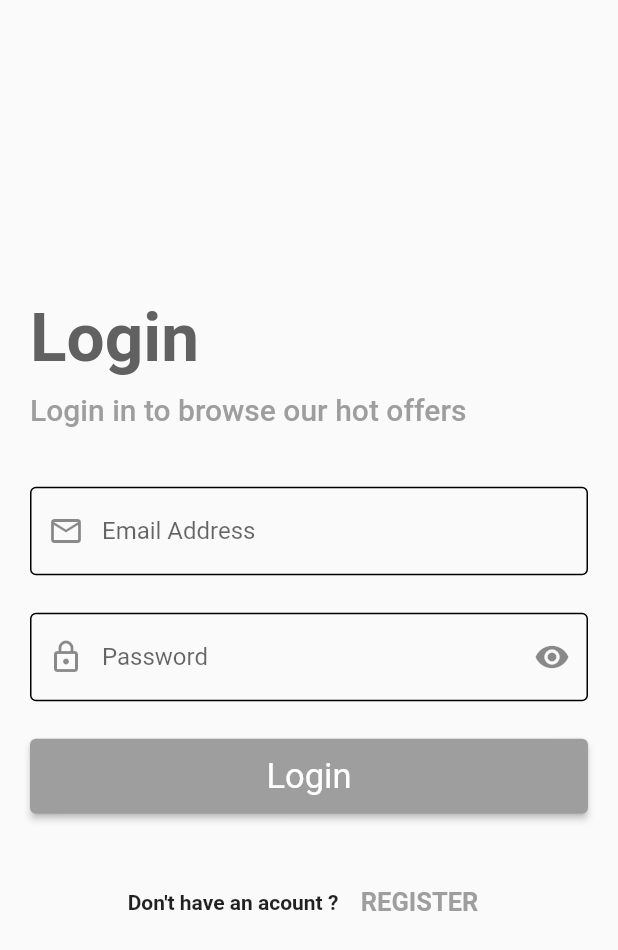
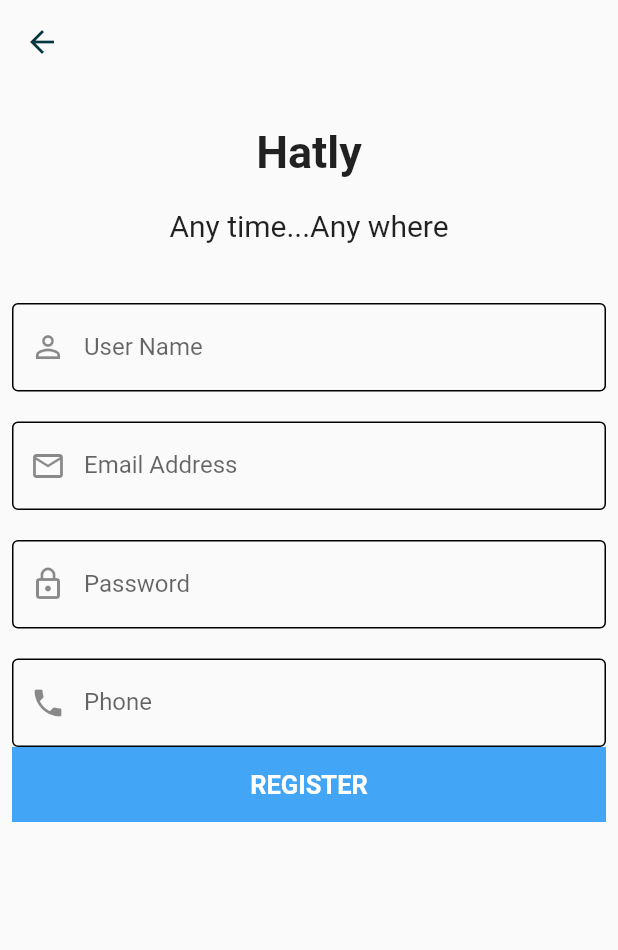
Before and after one commit to ahmedsaed96/hatly, a Flutter app: the LoginScreen screen opened directly, after a tap on "REGISTER", on a phone screen of 412 x 824 dp. Shown: the top 950 px of the screen. Run offline on Flutter 3.47's test engine with Material 2 defaults, Android fonts, the phone set to English and light mode, and no system bars; our stand-ins replace bloc, carousel_slider, dio, flutter_bloc, fluttertoast, shared_preferences; accounts and stored records are empty; network calls fail; statements that could not run were skipped.

Commit message:
add register screen

```diff
--- a/lib/home/home_cubit.dart
+++ b/lib/home/home_cubit.dart
@@ -124,7 +124,6 @@ class HomeCubit extends Cubit<HomeStates> {
       pROFILE,
       CacheHelper.getString(key: 'token'),
     ).then((value) {
-      // debugPrint(value.data.toString()); الداتا جت بس مش عارف فين الخطا
       emit(HomeProfileInfoSuccesState());
       profileInfo = UserLoginModel.fromJson(value.data as Map<String, dynamic>);
       debugPrint(profileInfo!.data!.name.toString());
--- a/lib/register_and_login/login_cubit.dart
+++ b/lib/register_and_login/login_cubit.dart
@@ -19,7 +19,11 @@ class LoginCubit extends Cubit<LoginStates> {
   TextEditingController emailController = TextEditingController();
   TextEditingController passwordController = TextEditingController();
   GlobalKey<FormState> formkey = GlobalKey<FormState>();
-
+  TextEditingController registerUserNameController = TextEditingController();
+  TextEditingController registerEmailController = TextEditingController();
+  TextEditingController registerPasswordController = TextEditingController();
+  TextEditingController registerPhoneController = TextEditingController();
+  GlobalKey<FormState> registerFormkey = GlobalKey<FormState>();
   void changevisibilty() {
     obsecureText = !obsecureText;
     if (suffixIcon == Icons.visibility) {
--- a/lib/register_and_login/login_screen.dart
+++ b/lib/register_and_login/login_screen.dart
@@ -1,5 +1,6 @@
 import 'package:flutter/material.dart';
 import 'package:flutter_bloc/flutter_bloc.dart';
+import 'package:shop_abdullah_mansour/register_and_login/register_page.dart';
 import '../register_and_login/login_cubit.dart';
 import '../register_and_login/login_states.dart';
 import '../share/constant.dart';
@@ -81,23 +82,30 @@ class LoginScreen extends StatelessWidget {
                               "Don't have an acount ?  ",
                               style: TextStyle(fontWeight: FontWeight.bold),
                             ),
-                            TextButton(
-                              onPressed: () {},
-                              child: Text(
-                                'REGISTER',
-                                style: TextStyle(
-                                    color: defaultColor,
-                                    fontSize: 17.0,
-                                    fontWeight: FontWeight.bold),
-                              ),
-                            ),
+                            buildRegisterButton(context),
                           ],
                         ),
                       ],
                     ),
                   )),
             ),
+
           ),
+        ),
+      ),
+    );
+  }
+
+  TextButton buildRegisterButton(BuildContext context) {
+    return TextButton(
+      onPressed: () => Navigator.of(context)
+          .push(MaterialPageRoute(builder: (context) => RegisterScreen())),
+      child: Text(
+        'REGISTER',
+        style: TextStyle(
+          color: primaryColor,
+          fontSize: 17.0,
+          fontWeight: FontWeight.bold,
         ),
       ),
     );
@@ -143,8 +151,8 @@ class LoginScreen extends StatelessWidget {
       onPressed: () {},
       style: ElevatedButton.styleFrom(
         minimumSize: const Size(double.infinity, 50.0),
-        primary: Colors.blueGrey.shade100,
-        side: BorderSide(color: defaultColor.shade200),
+        primary: primaryColor,
+        side: BorderSide(color: defaultColor),
         elevation: 0.0,
       ),
       child: const Center(
--- /dev/null
+++ b/lib/register_and_login/register_page.dart
@@ -0,0 +1,105 @@
+import 'package:flutter/material.dart';
+import 'package:flutter_bloc/flutter_bloc.dart';
+import 'package:shop_abdullah_mansour/register_and_login/login_cubit.dart';
+import 'package:shop_abdullah_mansour/register_and_login/login_states.dart';
+import 'package:shop_abdullah_mansour/share/constant.dart';
+
+import 'package:shop_abdullah_mansour/view/widgets/text_field.dart';
+
+class RegisterScreen extends StatelessWidget {
+  @override
+  Widget build(BuildContext context) {
+    return Scaffold(
+      appBar: AppBar(
+        backgroundColor: Colors.transparent,
+        elevation: 0.0,
+        iconTheme: IconThemeData(color: primaryColor),
+      ),
+      body: SafeArea(
+        child: Padding(
+          padding: const EdgeInsets.all(8.0),
+          child: SingleChildScrollView(
+            child: BlocConsumer<LoginCubit, LoginStates>(
+              listener: (context, state) {},
+              builder: (context, state) {
+                final cubit = LoginCubit.get(context);
+                return Form(
+                  key: cubit.registerFormkey,
+                  child: Column(
+                    children: [
+                      const SizedBox(height: 20.0),
+                      const Text(
+                        'Hatly',
+                        style: TextStyle(
+                            fontWeight: FontWeight.bold, fontSize: 30.0),
+                      ),
+                      const SizedBox(height: 20.0),
+                      const Text(
+                        'Any time...Any where',
+                        style: TextStyle(
+                            fontWeight: FontWeight.w400, fontSize: 20.0),
+                      ),
+                      const SizedBox(height: 40.0),
+                      buildTextFormField(
+                        labelText: 'User Name',
+                        name: 'Name',
+                        controller: cubit.registerUserNameController,
+                        prefixIcon: Icons.person_outline,
+                        type: TextInputType.name,
+                      ),
+                      const SizedBox(height: 20.0),
+                      buildTextFormField(
+                        labelText: 'Email Address',
+                        name: 'Email',
+                        controller: cubit.registerEmailController,
+                        prefixIcon: Icons.email_outlined,
+                        type: TextInputType.emailAddress,
+                      ),
+                      const SizedBox(height: 20.0),
+                      buildTextFormField(
+                        labelText: 'Password',
+                        name: 'Strong Password',
+                        controller: cubit.registerPasswordController,
+                        prefixIcon: Icons.lock_outline,
+                        type: TextInputType.visiblePassword,
+                      ),
+                      const SizedBox(height: 20.0),
+                      buildTextFormField(
+                        labelText: 'Phone',
+                        name: 'PHone Number',
+                        controller: cubit.registerPhoneController,
+                        prefixIcon: Icons.phone,
+                        type: TextInputType.phone,
+                      ),
+                      buildRegisterButton(context),
+                    ],
+                  ),
+                );
+              },
+            ),
+          ),
+        ),
+      ),
+    );
+  }
+
+  Container buildRegisterButton(BuildContext context) {
+    return Container(
+      color: Colors.blue.shade400,
+      height: 50.0,
+      width: double.infinity,
+      child: TextButton(
+        onPressed: () => Navigator.of(context)
+            .push(MaterialPageRoute(builder: (context) => RegisterScreen())),
+        child: const Text(
+          'REGISTER',
+          style: TextStyle(
+            color: Colors.white,
+            fontSize: 17.0,
+            fontWeight: FontWeight.bold,
+          ),
+        ),
+      ),
+    );
+  }
+}
```
